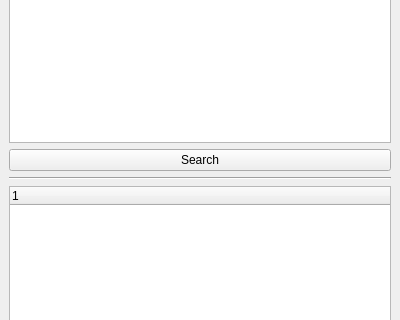
Above: mainwindow.ui from KelompokStrukturData11/RecipeTrackerApp before the change; both pictures show x 0 to 400 and y 139 to 459 of the 400 by 600 pixel window. Below: the same form after it.
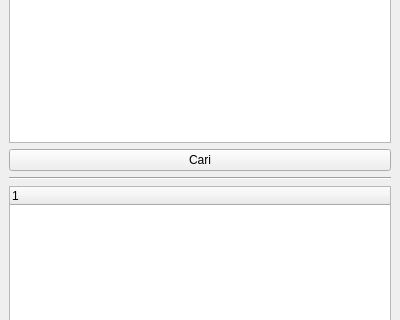
That is the form after the change.

```diff
--- a/mainwindow.ui
+++ b/mainwindow.ui
@@ -30,7 +30,7 @@
     <item>
      <widget class="QPushButton" name="searchBtn">
       <property name="text">
-       <string>Search</string>
+       <string>Cari</string>
       </property>
      </widget>
     </item>
```
